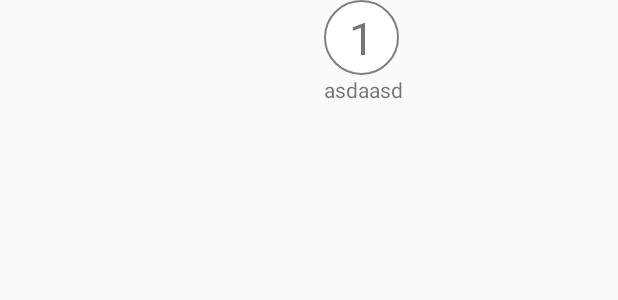
After one commit to lovelgk1002/joyfulKitchen, an Android app: the layout menu_info_detail.xml on its own in the app's theme, with its tools: preview values and no code run, on a phone screen of 412 x 824 dp. The commit adds this screen. Shown: the top 300 px of the screen. Run offline under Robolectric (Android 15) with nearby library versions, the phone set to English and light mode, and no system bars.

```diff
--- a/app/build.gradle
+++ b/app/build.gradle
@@ -2,7 +2,7 @@ apply plugin: 'com.android.application'
 
 android {
     compileSdkVersion 23
-    buildToolsVersion '25.0.2'
+    buildToolsVersion '25.0.0'
     defaultConfig {
         applicationId "com.app.demo2"
         minSdkVersion 19
--- a/app/src/main/AndroidManifest.xml
+++ b/app/src/main/AndroidManifest.xml
@@ -12,7 +12,7 @@
     <uses-permission android:name="android.permission.BLUETOOTH"/>
     <uses-permission android:name="android.permission.BLUETOOTH_ADMIN"/>
     <uses-permission android:name="android.permission.BLUETOOTH_PRIVILEGED"/>
-
+    <uses-permission android:name="android.permission.INTERNET"/>
     <application
         android:allowBackup="true"
         android:icon="@mipmap/applog"
--- /dev/null
+++ b/app/src/main/res/drawable/numbericon.xml
@@ -0,0 +1,25 @@
+<?xml version="1.0" encoding="utf-8"?>
+<shape xmlns:android="http://schemas.android.com/apk/res/android"
+    android:shape="oval"
+    android:useLevel="false" >
+
+    <solid android:color="#FFFFFF" />
+
+    <stroke
+
+        android:width= "1dp"
+
+        android:color= "@color/gray" />
+
+
+    <size android:width= "30dp"
+
+        android:height= "30dp" />
+
+
+    <padding
+        android:left="2dp"
+        android:top="1dp"
+        android:right="2dp"
+        android:bottom="1dp" />
+</shape>
--- a/app/src/main/res/layout/fra_menu.xml
+++ b/app/src/main/res/layout/fra_menu.xml
@@ -32,6 +32,7 @@
 			/>
 		<!--顶部输入框-->
 		<EditText
+			android:id="@+id/sear_MName"
 			android:layout_width="match_parent"
 			android:layout_height="40dp"
 			android:hint="搜索菜谱 如:糖醋排骨"
--- /dev/null
+++ b/app/src/main/res/layout/menu_info_detail.xml
@@ -0,0 +1,45 @@
+<?xml version="1.0" encoding="utf-8"?>
+<!--菜谱详细页   做法-->
+<LinearLayout xmlns:android="http://schemas.android.com/apk/res/android"
+    android:layout_width="match_parent"
+    android:layout_height="match_parent"
+    android:orientation="horizontal"
+    >
+    <ImageView
+        android:id="@+id/stepImg"
+        android:layout_width="match_parent"
+        android:layout_height="match_parent"
+        android:layout_weight="1"/>
+
+    <LinearLayout
+        android:layout_width="match_parent"
+        android:layout_height="match_parent"
+        android:layout_weight="1"
+        android:orientation="vertical"
+        android:layout_marginLeft="10dp">
+
+        <TextView
+            android:id="@+id/Icon"
+            android:layout_width="50dp"
+            android:layout_height="100dp"
+            android:layout_weight="1"
+            android:gravity="center"
+            android:background="@drawable/numbericon"
+            android:textSize="30dp"
+            android:text="1"
+            />
+
+        <TextView
+            android:id="@+id/describle"
+            android:layout_width="match_parent"
+            android:layout_height="match_parent"
+            android:layout_weight="1"
+            android:text="asdaasd"
+            />
+
+    </LinearLayout>
+
+
+
+
+</LinearLayout>
--- a/build.gradle
+++ b/build.gradle
@@ -5,7 +5,7 @@ buildscript {
         jcenter()
     }
     dependencies {
-        classpath 'com.android.tools.build:gradle:2.2.0'
+        classpath 'com.android.tools.build:gradle:2.1.2'
 
         // NOTE: Do not place your application dependencies here; they belong
         // in the individual module build.gradle files
```
Also changed, not shown: app/src/main/java/com/app/joyfulkitchen/activity/AsynTask/MenuForId.java (added, +65 -0 lines), app/src/main/java/com/app/joyfulkitchen/activity/AsynTask/MenuForName.java (added, +86 -0 lines), app/src/main/java/com/app/joyfulkitchen/activity/FragmentMenu.java (+15 -3 lines), app/src/main/java/com/app/joyfulkitchen/activity/menuchild/MenuInformation.java (+1 -11 lines), app/src/main/java/com/app/joyfulkitchen/activity/menuchild/Newest.java (+41 -32 lines), app/src/main/java/com/app/joyfulkitchen/model/Message.java (+63 -4 lines), app/src/main/java/com/app/joyfulkitchen/model/collection.java (added, +40 -0 lines), app/src/main/java/com/app/joyfulkitchen/util/MenuAPI.java (added, +174 -0 lines), app/src/main/res/layout/menu_infomation.xml (+35 -1 lines), app/src/main/res/layout/menu_item_newest.xml (+11 -10 lines), app/src/main/res/layout/menu_foodlist.xml (renamed from app/src/main/res/layout/menu_info_list.xml).
